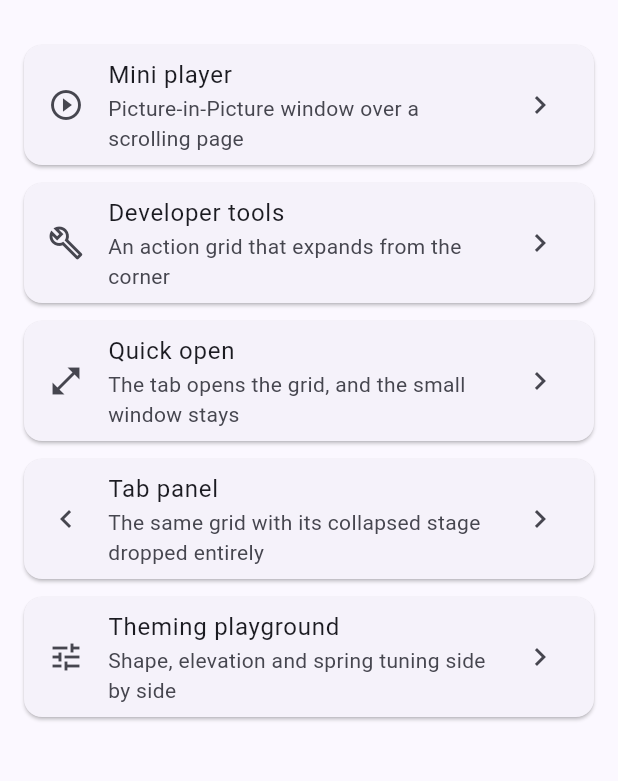
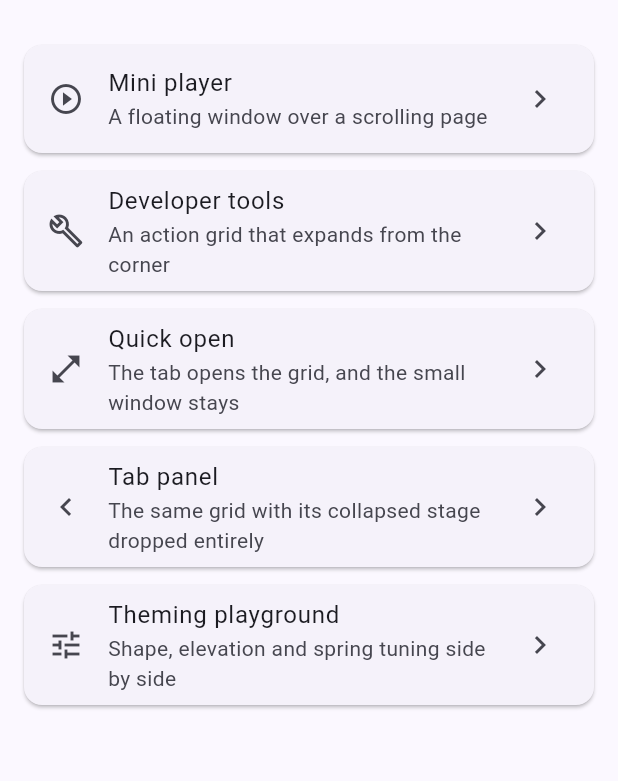
Before and after one commit to yelmuratoff/draggable_panel, a Flutter app: the screen it shows after launch, on a phone screen of 412 x 824 dp, the part 63-844 px from its top. Run offline on Flutter 3.47's test engine with Material 3 defaults, Android fonts, the phone set to English and light mode, and no system bars; project files that could hold a hidden picture were left out.

Commit message:
chore(release): bump version to 4.0.0-beta.8

```diff
--- a/example/lib/main.dart
+++ b/example/lib/main.dart
@@ -69,7 +69,7 @@ class _HomeScreen extends StatelessWidget {
           route: '/player',
           icon: Icons.play_circle_outline,
           title: 'Mini player',
-          subtitle: 'Picture-in-Picture window over a scrolling page',
+          subtitle: 'A floating window over a scrolling page',
         ),
         _DemoTile(
           route: '/tools',
--- a/example/lib/mini_player_demo.dart
+++ b/example/lib/mini_player_demo.dart
@@ -1,7 +1,7 @@
 import 'package:draggable_panel/draggable_panel.dart';
 import 'package:flutter/material.dart';
 
-/// A Picture-in-Picture mini player floating over a scrolling page.
+/// A mini player floating over a scrolling page.
 class MiniPlayerDemo extends StatefulWidget {
   const MiniPlayerDemo({super.key});
 
--- a/lib/draggable_panel.dart
+++ b/lib/draggable_panel.dart
@@ -1,4 +1,4 @@
-/// A floating panel that behaves like a system Picture-in-Picture window.
+/// A floating panel window that can be dragged, parked and grown in place.
 library;
 
 export 'src/controller/draggable_panel_controller.dart';
--- a/lib/src/core/draggable_panel.dart
+++ b/lib/src/core/draggable_panel.dart
@@ -24,7 +24,7 @@ typedef PanelChildBuilder =
 typedef PanelHandleBuilder =
     Widget Function(BuildContext context, PanelEdge edge);
 
-/// A floating panel that behaves like a system Picture-in-Picture window.
+/// A floating panel window that can be dragged, parked and grown in place.
 ///
 /// Collapsed, it is a small window that can be dragged anywhere and springs to
 /// the nearest corner when released, chosen by where its momentum was heading.
--- a/lib/src/core/panel_haptics.dart
+++ b/lib/src/core/panel_haptics.dart
@@ -10,8 +10,8 @@ import 'package:flutter/services.dart';
 /// follows it ends — a haptic that lags its cause reads as system lag, and
 /// firing at commit also makes it immune to the animation being interrupted.
 ///
-/// Corner snapping is deliberately silent: the system Picture-in-Picture window
-/// is, and a critically damped spring has no impact for a tap to sync with.
+/// Corner snapping is deliberately silent: a critically damped spring has no
+/// impact for a tap to sync with.
 final class PanelHaptics {
   PanelHaptics({this.minimumInterval = const Duration(milliseconds: 80)});
 
--- a/lib/src/core/panel_host.dart
+++ b/lib/src/core/panel_host.dart
@@ -226,9 +226,9 @@ class _PanelHostState extends State<PanelHost> with TickerProviderStateMixin {
   /// Whether a drag is currently moving the panel.
   ///
   /// An expanded panel is dragged without entering [PanelPhase.dragging]: the
-  /// window keeps showing its content while it travels, exactly as a system
-  /// Picture-in-Picture window does, so the phase must not be disturbed. Set it
-  /// through [_setMoving], which rebuilds — nothing else would.
+  /// window keeps showing its content while it travels, so the phase must not
+  /// be disturbed. Set it through [_setMoving], which rebuilds — nothing else
+  /// would.
   bool _isMoving = false;
 
   /// Where the panel sat when the current drag began.
--- a/lib/src/model/panel_behavior.dart
+++ b/lib/src/model/panel_behavior.dart
@@ -84,8 +84,8 @@ final class PanelBehavior {
 
   /// Whether flinging the panel clear of the viewport hides it.
   ///
-  /// Off by default: system Picture-in-Picture uses an explicit close control
-  /// rather than a fling-away, because an accidental dismissal is expensive.
+  /// Off by default: a floating window is better closed through an explicit
+  /// control than a fling-away, because an accidental dismissal is expensive.
   final bool dismissible;
 
   /// Whether tapping outside an expanded panel collapses it.
--- a/lib/src/motion/panel_motion_spec.dart
+++ b/lib/src/motion/panel_motion_spec.dart
@@ -2,8 +2,8 @@ import 'package:draggable_panel/src/motion/panel_physics.dart';
 import 'package:flutter/foundation.dart';
 import 'package:flutter/physics.dart';
 
-/// Apple's Picture-in-Picture settle: a critically damped spring with a 400 ms
-/// response, taken from the sample code accompanying WWDC 2018 session 803.
+/// The settle spring: critically damped with a 400 ms response, taken from the
+/// sample code accompanying WWDC 2018 session 803.
 ///
 /// [SpringDescription.withDurationAndBounce] mirrors SwiftUI's spring model, in
 /// which `duration` is what UIKit calls `response`, so this is that spring
--- a/lib/src/motion/panel_release.dart
+++ b/lib/src/motion/panel_release.dart
@@ -11,8 +11,7 @@ import 'package:flutter/painting.dart';
 ///
 /// The decision is made against the point the panel's momentum *projects* to,
 /// not the point the finger left it at, so a flick lands where it was aimed.
-/// This is the rule Apple's Picture-in-Picture uses and the reason a quick
-/// flick from mid-screen reaches the far corner.
+/// That is the reason a quick flick from mid-screen reaches the far corner.
 PanelPlacement resolvePanelRelease({
   required Offset topLeft,
   required Offset velocity,
--- a/pubspec.yaml
+++ b/pubspec.yaml
@@ -1,12 +1,11 @@
 name: draggable_panel
-description: A floating panel that behaves like a system Picture-in-Picture window — drag it anywhere, spring-snap to corners, stash it off the edge, tap to grow it in place.
-version: 4.0.0-beta.7
+description: A floating panel window — drag it anywhere, spring-snap to corners, stash it off the edge, tap to grow it in place.
+version: 4.0.0-beta.8
 homepage: https://github.com/yelmuratoff/draggable_panel.git
 issue_tracker: https://github.com/yelmuratoff/draggable_panel/issues
 
 topics:
   - draggable-panel
-  - picture-in-picture
   - floating-panel
   - animation
   - accessibility
```
Also changed, not shown: 4 other files.
